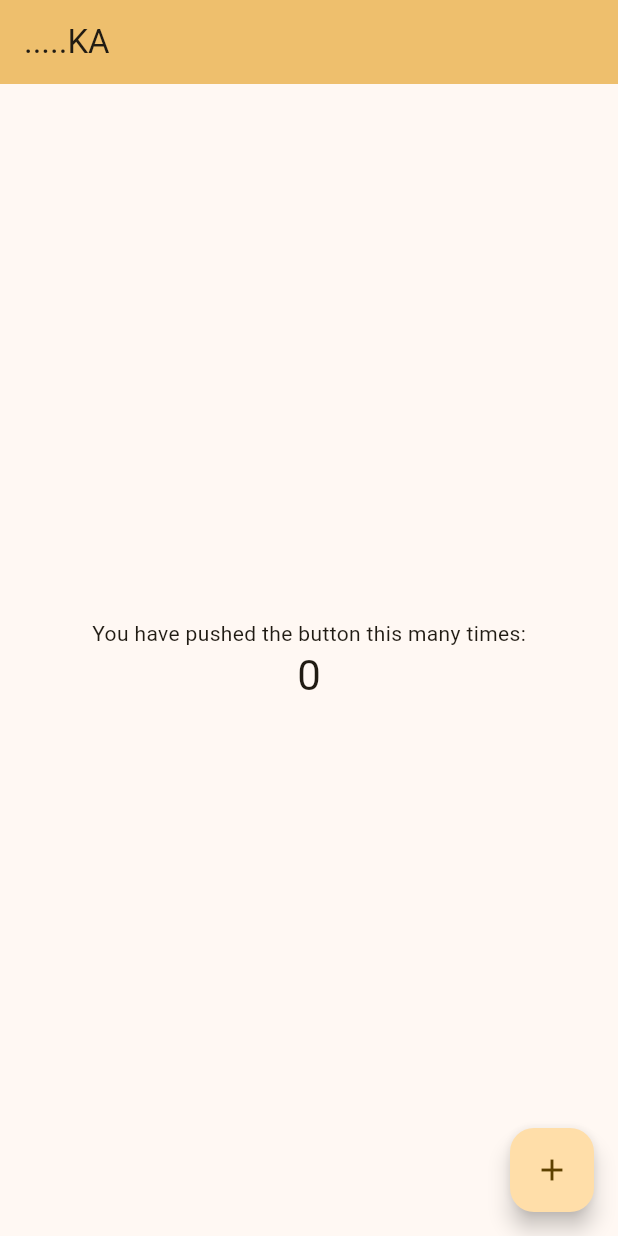
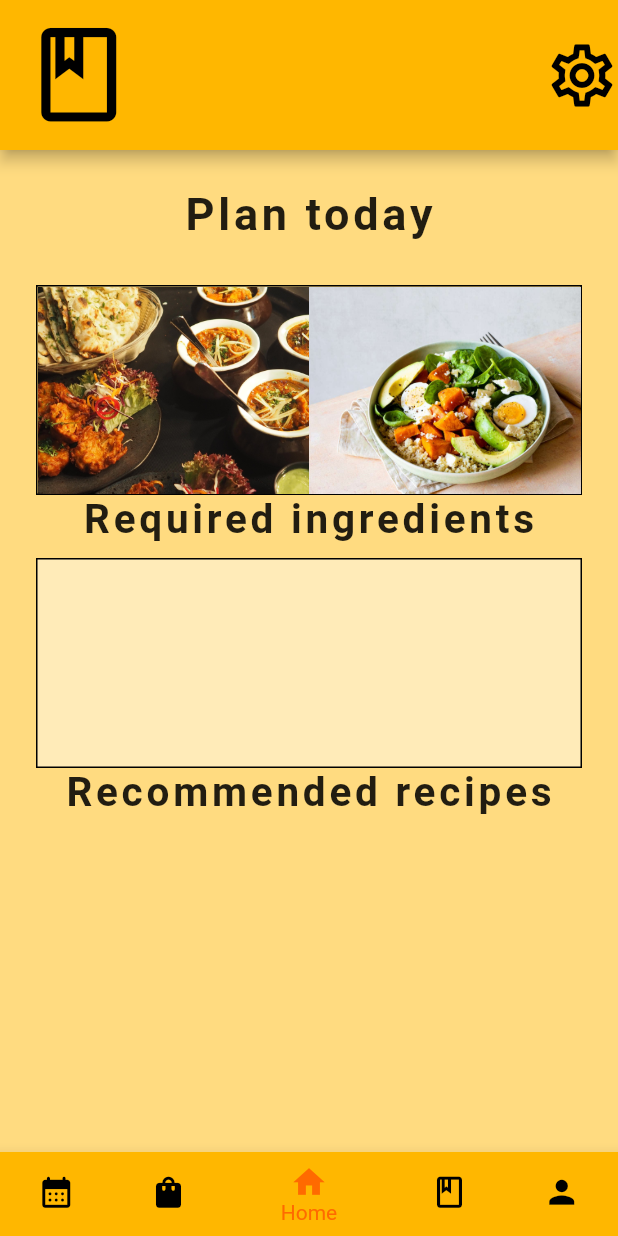
Before and after one commit to hazHsoun/rezeptbuch, a Flutter app: the screen it shows after launch, on a phone screen of 412 x 824 dp. Run offline on Flutter 3.47's test engine with Material 2 defaults, Android fonts, the phone set to English and light mode, and no system bars.

Commit message:
last Change

```diff
--- a/lib/Data/Data/zutaten.dart
+++ b/lib/Data/Data/zutaten.dart
@@ -1,4 +1,4 @@
-import 'package:rezeptbuch/Data/Data/app_state.dart';
+// import 'package:rezeptbuch/Data/Data/app_state.dart';
 
 class Zutat {
   String? name;
--- a/lib/main.dart
+++ b/lib/main.dart
@@ -1,46 +1,21 @@
-import 'dart:html';
+// ignore_for_file: library_private_types_in_public_api
 
 import 'package:flutter/material.dart';
-import 'package:rezeptbuch/ui/home_page.dart';
+
+import 'ui/home_page/home_page.dart';
 
 void main() {
   runApp(const MyApp());
 }
 
 class MyApp extends StatelessWidget {
-  const MyApp({super.key});
+  const MyApp({Key? key}) : super(key: key);
 
-  // This widget is the root of your application.
   @override
   Widget build(BuildContext context) {
-    return MaterialApp(
-      title: 'Yumm book',
-      theme: ThemeData(
-        colorScheme: ColorScheme.fromSeed(
-          seedColor: Color(0xffb700), // Use Color constructor
-        ),
-        useMaterial3: true,
-      ),
-      home: const MyHomePage(title: '.....KA'),
+    return const MaterialApp(
+      debugShowCheckedModeBanner: false,
+      home: HomePage(),
     );
   }
 }
-
-// class Home extends StatefulWidget {
-//   const Home({super.key});
-
-//   @override
-//   State<Home> createState() => _HomeState();
-// }
-
-// class _HomeState extends State<Home> {
-//   @override
-//   Widget build(BuildContext context) {
-//     return Scaffold(
-//       body: Container(),
-//       bottomNavigationBar: BottomNavigationBar(items: [
-//         BottomNavigationBarItem(icon: Icon(Icons.calendar_view_week_rounded))
-//       ]),
-//     );
-//   }
-// }
--- a/lib/ui/home_page.dart
+++ /dev/null
@@ -1,89 +0,0 @@
-import 'package:flutter/material.dart';
-
-class MyHomePage extends StatefulWidget {
-  const MyHomePage({super.key, required this.title});
-
-  // This widget is the home page of your application. It is stateful, meaning
-  // that it has a State object (defined below) that contains fields that affect
-  // how it looks.
-
-  // This class is the configuration for the state. It holds the values (in this
-  // case the title) provided by the parent (in this case the App widget) and
-  // used by the build method of the State. Fields in a Widget subclass are
-  // always marked "final".
-
-  final String title;
-
-  @override
-  State<MyHomePage> createState() => _MyHomePageState();
-}
-
-class _MyHomePageState extends State<MyHomePage> {
-  int _counter = 0;
-
-  void _incrementCounter() {
-    setState(() {
-      // This call to setState tells the Flutter framework that something has
-      // changed in this State, which causes it to rerun the build method below
-      // so that the display can reflect the updated values. If we changed
-      // _counter without calling setState(), then the build method would not be
-      // called again, and so nothing would appear to happen.
-      _counter++;
-    });
-  }
-
-  @override
-  Widget build(BuildContext context) {
-    // This method is rerun every time setState is called, for instance as done
-    // by the _incrementCounter method above.
-    //
-    // The Flutter framework has been optimized to make rerunning build methods
-    // fast, so that you can just rebuild anything that needs updating rather
-    // than having to individually change instances of widgets.
-    return Scaffold(
-      appBar: AppBar(
-        // TRY THIS: Try changing the color here to a specific color (to
-        // Colors.amber, perhaps?) and trigger a hot reload to see the AppBar
-        // change color while the other colors stay the same.
-        backgroundColor: Theme.of(context).colorScheme.inversePrimary,
-        // Here we take the value from the MyHomePage object that was created by
-        // the App.build method, and use it to set our appbar title.
-        title: Text(widget.title),
-      ),
-      body: Center(
-        // Center is a layout widget. It takes a single child and positions it
-        // in the middle of the parent.
-        child: Column(
-          // Column is also a layout widget. It takes a list of children and
-          // arranges them vertically. By default, it sizes itself to fit its
-          // children horizontally, and tries to be as tall as its parent.
-          //
-          // Column has various properties to control how it sizes itself and
-          // how it positions its children. Here we use mainAxisAlignment to
-          // center the children vertically; the main axis here is the vertical
-          // axis because Columns are vertical (the cross axis would be
-          // horizontal).
-          //
-          // TRY THIS: Invoke "debug painting" (choose the "Toggle Debug Paint"
-          // action in the IDE, or press "p" in the console), to see the
-          // wireframe for each widget.
-          mainAxisAlignment: MainAxisAlignment.center,
-          children: <Widget>[
-            const Text(
-              'You have pushed the button this many times:',
-            ),
-            Text(
-              '$_counter',
-              style: Theme.of(context).textTheme.headlineMedium,
-            ),
-          ],
-        ),
-      ),
-      floatingActionButton: FloatingActionButton(
-        onPressed: _incrementCounter,
-        tooltip: 'Increment',
-        child: const Icon(Icons.add),
-      ), // This trailing comma makes auto-formatting nicer for build methods.
-    );
-  }
-}
--- /dev/null
+++ b/lib/ui/home_page/home_page.dart
@@ -0,0 +1,101 @@
+import 'package:flutter/material.dart';
+import 'package:rezeptbuch/ui/home_page/home_section.dart';
+import 'package:rezeptbuch/ui/home_page/profile_section.dart';
+import 'package:rezeptbuch/ui/home_page/recipe_section.dart';
+import 'package:rezeptbuch/ui/home_page/shopping_section.dart';
+import 'package:rezeptbuch/ui/home_page/weekly_plan_section.dart';
+
+class HomePage extends StatefulWidget {
+  const HomePage({Key? key}) : super(key: key);
+
+  @override
+  _HomePageState createState() {
+    return _HomePageState();
+  }
+}
+
+class _HomePageState extends State<HomePage> {
+  int _currentIndex = 2;
+  @override
+  Widget build(BuildContext context) {
+    return Scaffold(
+      backgroundColor:
+          const Color.fromRGBO(255, 219, 128, 1), //Hintergrund Farbe
+      appBar: AppBar(
+        //hier Fängt die AppBar an
+        toolbarHeight: 100,
+        backgroundColor: const Color.fromARGB(255, 255, 183, 0), //Appbar Farbe
+        leading: IconButton(
+          //app Logo
+          color: Colors.black,
+          padding: const EdgeInsets.only(left: 15),
+          icon: const Icon(Icons.book_outlined, size: 75.0),
+          tooltip: 'book',
+          onPressed: () {},
+        ), //app logo ende
+
+        actions: <Widget>[
+          //settings Icon
+          IconButton(
+            color: Colors.black,
+            padding: EdgeInsets.only(right: 25),
+            icon: const Icon(Icons.settings_outlined, size: 50.0),
+            tooltip: 'settings',
+            onPressed: () {
+              ScaffoldMessenger.of(context).showSnackBar(
+                const SnackBar(content: Text('')),
+              );
+            },
+          ), //settings Icon ende
+        ],
+      ), //hier endet die AppBar
+      body: switch (_currentIndex) {
+        0 => WeeklyPlanSection(),
+        1 => ShoppingSection(),
+        2 => HomeSection(),
+        3 => RecipeSection(),
+        4 => ProfileSection(),
+        _ => HomeSection()
+      },
+      //hier fängt die Bottom Navigation Bar an
+      bottomNavigationBar: BottomNavigationBar(
+        currentIndex: _currentIndex,
+        onTap: (index) {
+          setState(() {
+            _currentIndex = index;
+          });
+        },
+        unselectedItemColor: const Color.fromARGB(255, 0, 0, 0),
+        selectedItemColor: Color.fromRGBO(255, 106, 0, 1),
+        iconSize: 25,
+        items: const [
+          BottomNavigationBarItem(
+            icon: Icon(Icons.calendar_month_rounded),
+            label: 'Weekly Plan',
+            backgroundColor: Color.fromARGB(255, 255, 183, 0),
+          ),
+          BottomNavigationBarItem(
+            icon: Icon(Icons.shopping_bag),
+            label: 'Shopping',
+            backgroundColor: Color.fromARGB(255, 255, 183, 0),
+          ),
+          BottomNavigationBarItem(
+            icon: Icon(Icons.home),
+            label: 'Home',
+            backgroundColor: Color.fromARGB(255, 255, 183, 0),
+          ),
+          BottomNavigationBarItem(
+            icon: Icon(Icons.book_outlined),
+            label: 'Recipes',
+            backgroundColor: Color.fromARGB(255, 255, 183, 0),
+          ),
+          BottomNavigationBarItem(
+            icon: Icon(Icons.person),
+            label: 'Profile',
+            backgroundColor: Color.fromARGB(255, 255, 183, 0),
+          ), // hier endet die Bottom Navigation Bar
+        ],
+      ), // hier endet die Bottom Navigation Bar
+    );
+  }
+}
--- /dev/null
+++ b/lib/ui/home_page/home_section.dart
@@ -0,0 +1,103 @@
+import 'package:flutter/material.dart';
+
+class HomeSection extends StatelessWidget {
+  const HomeSection({
+    super.key,
+  });
+
+  @override
+  Widget build(BuildContext context) {
+    return Center(
+      //reste Text
+      child: Padding(
+        padding: const EdgeInsets.only(top: 25.0),
+        child: Column(
+          crossAxisAlignment: CrossAxisAlignment.center,
+          children: [
+            const Text(
+              //der Anfang des ersten Textes
+              'Plan today',
+              style: TextStyle(
+                fontSize: 30,
+                fontWeight: FontWeight.bold,
+                letterSpacing: 2.5,
+              ),
+            ), //das Ende des ersten Textes
+            const SizedBox(height: 30), //der Anfang der ersten border
+            Container(
+              height: 140,
+              margin: const EdgeInsets.only(left: 24, right: 24),
+              padding: const EdgeInsets.all(0),
+              decoration: BoxDecoration(
+                border: Border.all(
+                  color: const Color.fromARGB(255, 0, 0, 0),
+                  width: 1.0,
+                ),
+              ),
+              child: Row(
+                children: [
+                  Expanded(
+                    child: Container(
+                      width: 100.0,
+                      height: 150.0,
+                      decoration: const BoxDecoration(
+                        image: DecorationImage(
+                          image: AssetImage('images/f1.jpg'),
+                          fit: BoxFit.cover,
+                        ),
+                      ),
+                    ),
+                  ),
+                  Expanded(
+                    child: Container(
+                      width: 100.0,
+                      height: 150.0,
+                      decoration: const BoxDecoration(
+                        image: DecorationImage(
+                          image: AssetImage('images/f2.jpg'),
+                          fit: BoxFit.cover,
+                        ),
+                      ),
+                    ),
+                  ),
+                ],
+              ),
+            ),
+            //das ende des ersten border
+            const Text(
+              //der Anfang des zweien Textes
+              'Required ingredients',
+              style: TextStyle(
+                fontSize: 27,
+                fontWeight: FontWeight.bold,
+                letterSpacing: 2.5,
+              ),
+            ), //das Ende des zweiten Textes
+            const SizedBox(height: 10), //der Anfang der zwiten border
+            Container(
+              height: 140,
+              margin: const EdgeInsets.only(left: 24, right: 24),
+              padding: const EdgeInsets.all(0),
+              decoration: BoxDecoration(
+                border: Border.all(
+                  color: const Color.fromARGB(255, 0, 0, 0),
+                  width: 1.0,
+                ), //das Anfang des zwiten border
+                color: Color.fromRGBO(255, 235, 184, 1),
+              ),
+            ),
+            const Text(
+              //der Anfang des dritten Textes
+              'Recommended recipes',
+              style: TextStyle(
+                fontSize: 27,
+                fontWeight: FontWeight.bold,
+                letterSpacing: 2.5,
+              ),
+            ), //das ende des dritten Textes
+          ],
+        ),
+      ),
+    );
+  }
+}
```
Also changed, not shown: lib/Data/Data/rezept.dart (+15 -15 lines), lib/Logic/rezepte_notifier.dart (+42 -42 lines), lib/ui/home_page/profile_section.dart (added, +12 -0 lines), lib/ui/home_page/recipe_section.dart (added, +101 -0 lines), lib/ui/home_page/shopping_section.dart (added, +12 -0 lines), lib/ui/home_page/weekly_plan_section.dart (added, +12 -0 lines), pubspec.yaml (+5 -3 lines), images/camera.png (added), images/f1.jpg (added), images/f2.jpg (added), images/gallery.png (added), images/image_placeholder.png (added), pubspec.lock, 5 other files.
